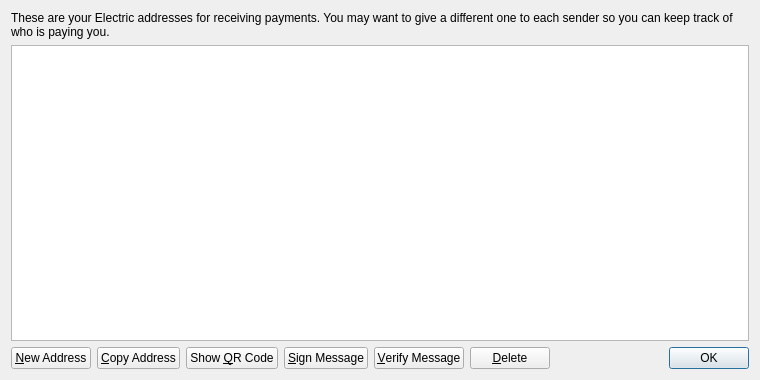
First picture: the form in src/qt/forms/addressbookpage.ui, repository Jahare/Electric, before the edit.
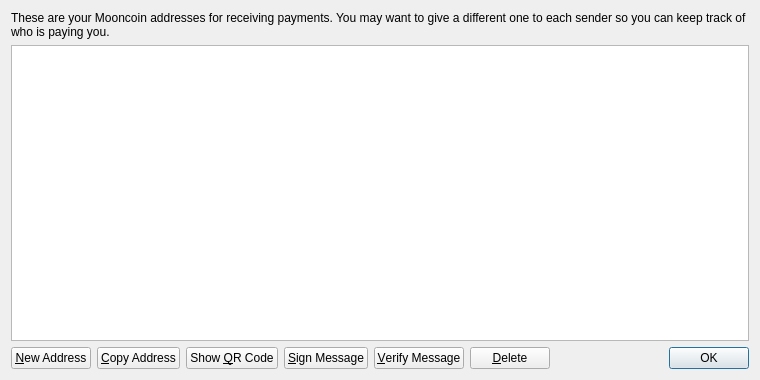
Second picture: the form after the edit. Icons and pictures are not drawn.

What changed in the file:
```diff
--- a/src/qt/forms/addressbookpage.ui
+++ b/src/qt/forms/addressbookpage.ui
@@ -17,7 +17,7 @@
    <item>
     <widget class="QLabel" name="labelExplanation">
      <property name="text">
-      <string>These are your Electric addresses for receiving payments. You may want to give a different one to each sender so you can keep track of who is paying you.</string>
+      <string>These are your Mooncoin addresses for receiving payments. You may want to give a different one to each sender so you can keep track of who is paying you.</string>
      </property>
      <property name="textFormat">
       <enum>Qt::PlainText</enum>
```
Left out of the diff: 4 changed lines with no effect on the pictures.
